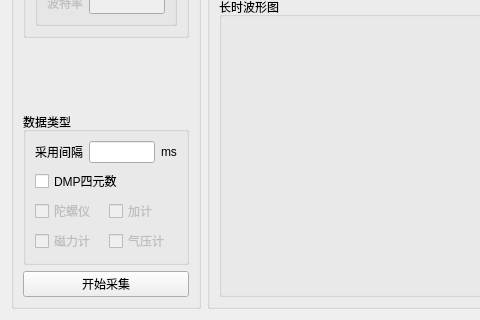
wwkkww1983/flyer, file pc/fc_captureWidget.ui: the form before one commit; both pictures show x 0 to 480 and y 251 to 571 of the 917 by 571 pixel window.
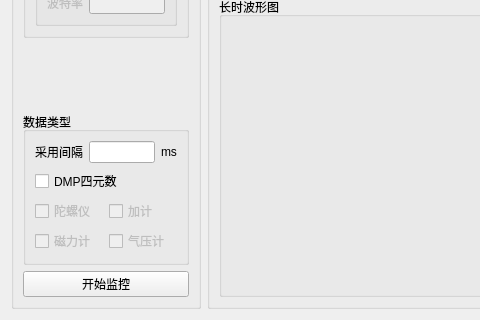
The form after the commit.

```diff
--- a/pc/fc_captureWidget.ui
+++ b/pc/fc_captureWidget.ui
@@ -6,7 +6,7 @@
    <rect>
     <x>0</x>
     <y>0</y>
-    <width>899</width>
+    <width>909</width>
     <height>557</height>
    </rect>
   </property>
@@ -345,7 +345,7 @@
          </size>
         </property>
         <property name="text">
-         <string>开始采集</string>
+         <string>开始监控</string>
         </property>
        </widget>
       </item>
```
